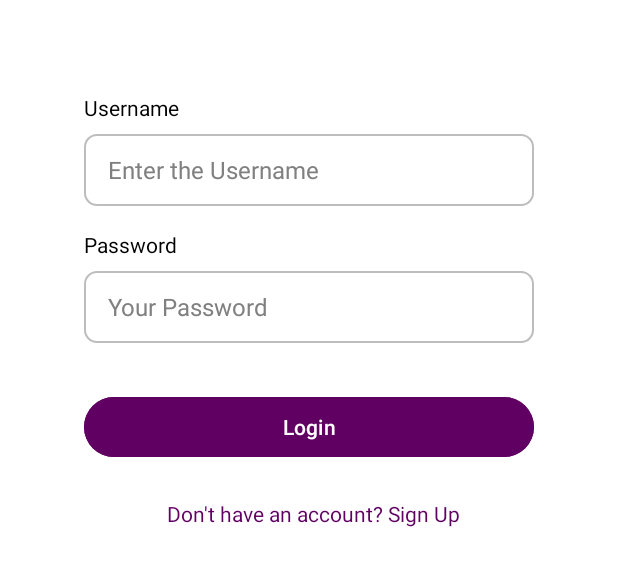
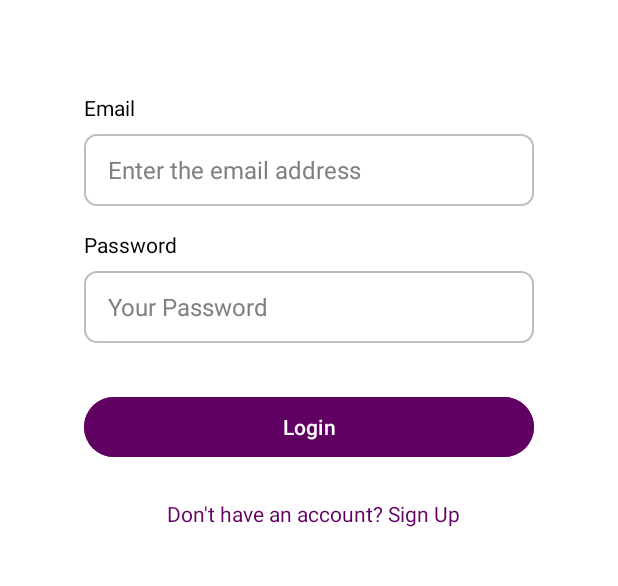
Before and after one commit to afla-Dev/fot-newsroom, an Android app: the screen it shows after launch (LoginActivity), on a phone screen of 412 x 824 dp, the part 513-1099 px from its top. Run offline under Robolectric (Android 15) with nearby library versions, the phone set to English and light mode, and no system bars; our stand-ins replace Firebase (no records; nobody signed in at launch, a user with empty details on screens opened directly).

Commit message:
email changed

```diff
--- a/app/src/main/res/layout/activity_login.xml
+++ b/app/src/main/res/layout/activity_login.xml
@@ -48,7 +48,7 @@
             android:id="@+id/usernameLabel"
             android:layout_width="match_parent"
             android:layout_height="wrap_content"
-            android:text="Username"
+            android:text="Email"
             android:textSize="14sp"
             android:textColor="@color/black"/>
 
@@ -57,7 +57,7 @@
             android:layout_width="match_parent"
             android:layout_height="48dp"
             android:textColorHint="#808080"
-            android:hint="Enter the Username"
+            android:hint="Enter the email address"
             android:textSize="16sp"
             android:paddingHorizontal="16dp"
             android:layout_marginTop="8dp"
```
